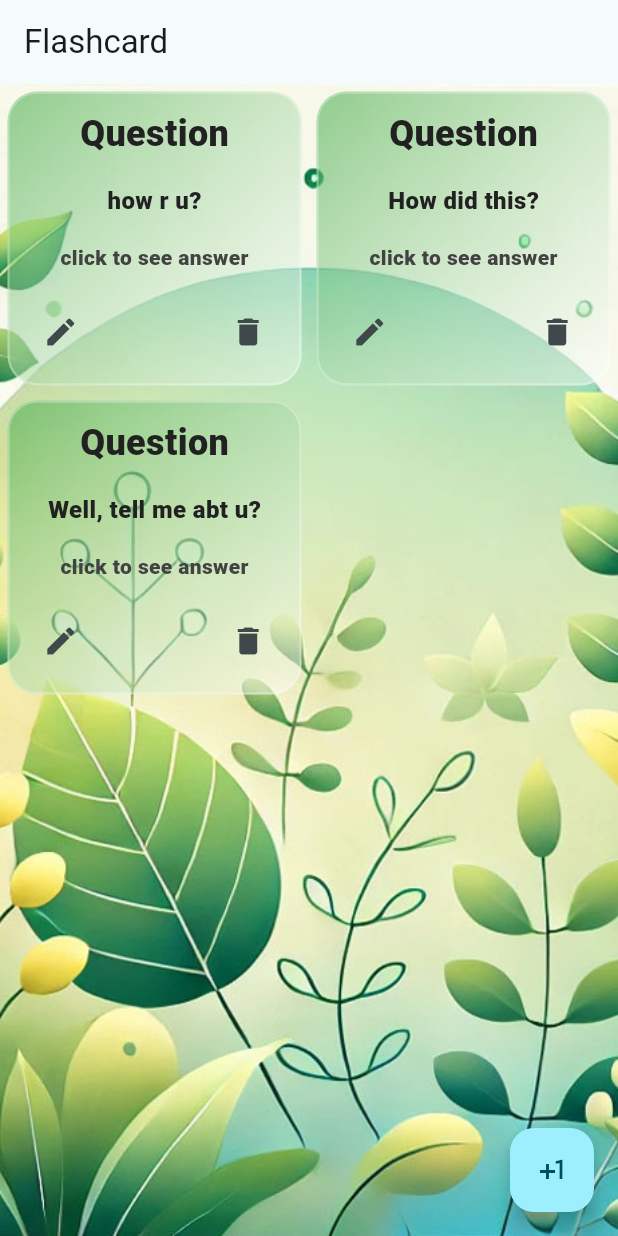
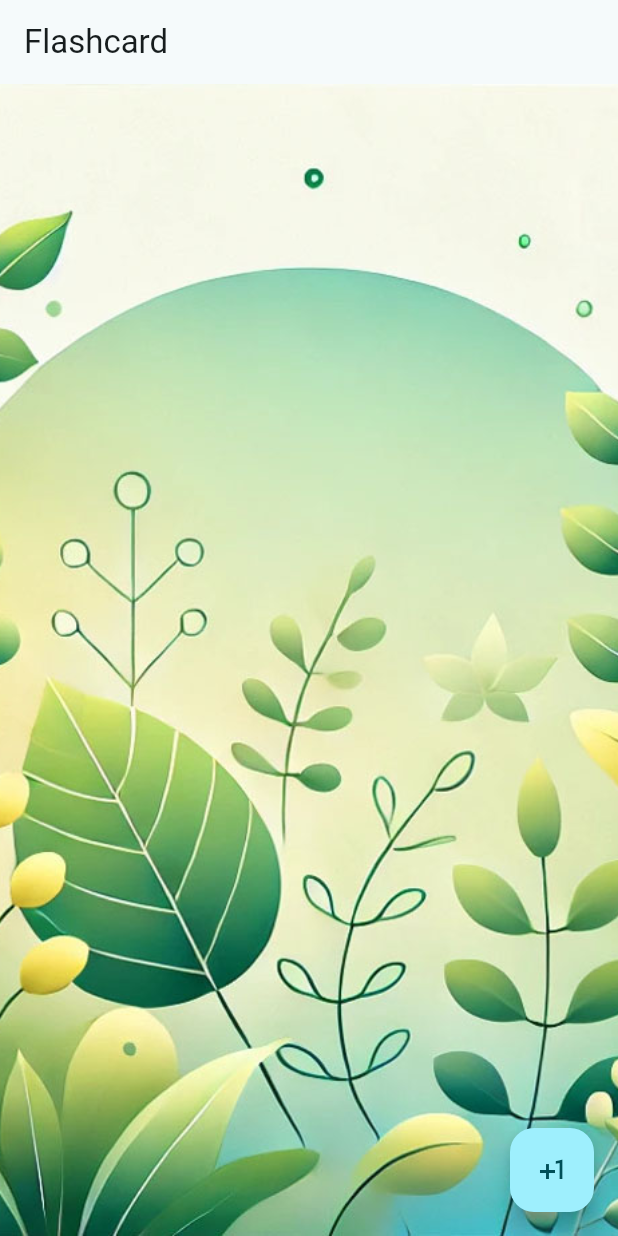
Before and after one commit to AdreshSingh/flashcard, a Flutter app: the screen it shows after launch, on a phone screen of 412 x 824 dp. Run offline on Flutter 3.47's test engine with Material 3 defaults, Android fonts, the phone set to English and light mode, and no system bars.

Commit message:
more bug fixes

```diff
--- a/lib/flashcard_form.dart
+++ b/lib/flashcard_form.dart
@@ -17,14 +17,14 @@ class _FlashcardFormState extends State<FlashcardForm> {
   // add new question to card
   void addCard() async {
     await FlashcardList().addFlashcard(Flashcard(
-      id: FlashcardList.numberOfCards,
+      id: DateTime.now().millisecondsSinceEpoch,
       question: _questionController.text,
       answer: _answerController.text,
     ));
   }
 
   // update the card
-  void updateCard() async {
+  void updateCard(Flashcard card) async {
     await FlashcardList().updateFlashcard(Flashcard(
       id: FlashcardList.cards.length,
       question: _questionController.text,
@@ -34,7 +34,6 @@ class _FlashcardFormState extends State<FlashcardForm> {
 
   @override
   Widget build(BuildContext context) {
-    print(widget.card?.answer);
     // ? prepopulating if it selected for editting
     _questionController.text = widget.card?.question ?? "";
     _answerController.text = widget.card?.answer ?? "";
@@ -123,7 +122,7 @@ class _FlashcardFormState extends State<FlashcardForm> {
                   height: 50,
                   color: Colors.white.withOpacity(.6),
                   onPressed: () {
-                    widget.card == null ? addCard() : updateCard();
+                    widget.card == null ? addCard() : updateCard(widget.card!);
                   },
                   child: Text(
                     widget.card == null ? "Confirm!" : "Update",
--- a/lib/flashcard_homepage.dart
+++ b/lib/flashcard_homepage.dart
@@ -60,34 +60,6 @@ class _FlashcardHomepageState extends State<FlashcardHomepage> {
           ],
         );
       },
-    );
-  }
-
-  @override
-  void initState() {
-    super.initState();
-    FlashcardList().addFlashcard(
-      Flashcard(
-        id: 0,
-        question: "how r u?",
-        answer: "i am fine",
-      ),
-    );
-
-    FlashcardList().addFlashcard(
-      Flashcard(
-        id: 1,
-        question: "How did this?",
-        answer: "Nothing special",
-      ),
-    );
-
-    FlashcardList().addFlashcard(
-      Flashcard(
-        id: 2,
-        question: "Well, tell me abt u?",
-        answer: "I am me",
-      ),
     );
   }
 
```
